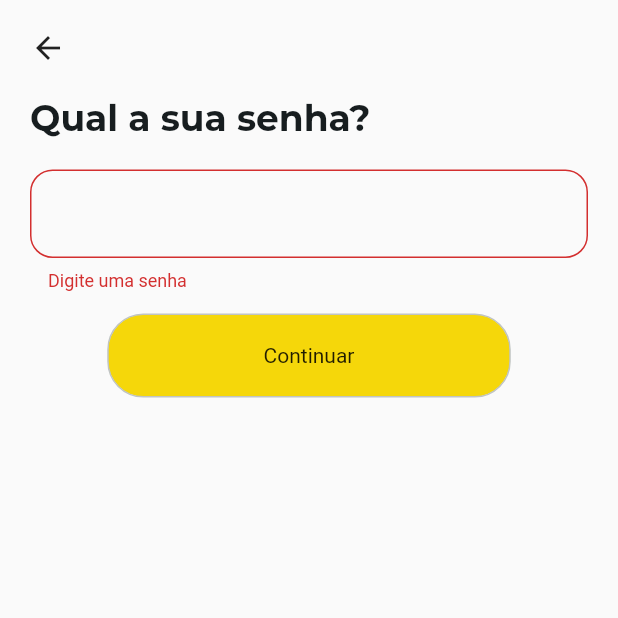
After one commit to Luckka/imperio_app, a Flutter app: the LoginPageStep03 screen opened by its route, after a tap on "Continuar", on a phone screen of 412 x 824 dp, the top half of it. The commit adds this screen. Run offline on Flutter 3.47's test engine with Material 2 defaults, Android fonts, the phone set to English and light mode, and no system bars; our stand-ins replace dio, flutter_mobx, flutter_modular, mobx, shared_preferences; missing offline and left inert: dart_either; accounts and stored records are empty; generated files the repository leaves out were written again.

Commit message:
feature: add login authentication, and save user to local storage

```diff
--- a/lib/app/core/shared/app_routes.dart
+++ b/lib/app/core/shared/app_routes.dart
@@ -1,4 +1,5 @@
 class AppRoutes {
-  static const loginsStep02 = "/loginsStep02";
+  static const loginStep02 = "/loginStep02";
+  static const loginStep03 = '/loginStep03';
   static const home = "/home";
 }
--- a/lib/app/modules/login/external/login_datasource_impl.dart
+++ b/lib/app/modules/login/external/login_datasource_impl.dart
@@ -19,6 +19,8 @@ class LoginDatasourceImpl implements LoginDatasource {
       var response =
           await dio.post("https://6569cc7dde53105b0dd7af5c.mockapi.io/login");
 
+      print(response.data);
+
       return Right(LoginMapper.fromMap(response.data));
     } catch (e, s) {
       return Left(LoginException(message: message, strackTrace: s));
--- /dev/null
+++ b/lib/app/modules/login/presenter/pages/login_page_step03.dart
@@ -0,0 +1,73 @@
+import 'package:flutter/material.dart';
+import 'package:flutter_mobx/flutter_mobx.dart';
+import 'package:flutter_modular/flutter_modular.dart';
+import 'package:imperio/app/core/shared/app_routes.dart';
+import 'package:imperio/app/core/theme/app_colors.dart';
+import 'package:imperio/app/core/theme/app_text_styles.dart';
+import 'package:imperio/app/modules/login/domain/usecase/login_usecase.dart';
+import 'package:imperio/app/modules/login/presenter/widgets/bottom_widget.dart';
+
+import '../store/login_mobx.dart';
+
+class LoginPageStep03 extends StatelessWidget {
+  const LoginPageStep03({super.key});
+
+  @override
+  Widget build(BuildContext context) {
+    final loginMobx = LoginMobx(loginUsecase: Modular.get<LoginUsecase>());
+
+    return Scaffold(
+      body: SafeArea(
+        child: Padding(
+          padding: const EdgeInsets.all(20.0),
+          child: Form(
+            key: loginMobx.formKeyPassword,
+            child: Column(
+              mainAxisAlignment: MainAxisAlignment.start,
+              crossAxisAlignment: CrossAxisAlignment.start,
+              children: [
+                Icon(Icons.arrow_back),
+                SizedBox(height: 20),
+                Text(
+                  "Qual a sua senha?",
+                  style: AppTextStyles.titleMediumMontserrat.copyWith(
+                    color: AppColors.blackText,
+                    fontWeight: FontWeight.bold,
+                  ),
+                ),
+                SizedBox(height: 20),
+                TextFormField(
+                  validator: (value) {
+                    if (value!.isEmpty) {
+                      return 'Digite uma senha';
+                    }
+                    return null;
+                  },
+                  onChanged: loginMobx.setPassword,
+                  decoration: InputDecoration(
+                      border: OutlineInputBorder(
+                          borderRadius: BorderRadius.circular(15))),
+                ),
+                SizedBox(height: 15),
+                Center(child: Observer(
+                  builder: (context) {
+                    return loginMobx.isLogin
+                        ? const Center(child: CircularProgressIndicator())
+                        : ElevatedButtonWidget(
+                            label: Text("Continuar"),
+                            onPressed: () async {
+                              loginMobx.submitPassword();
+                            },
+                            width: 269,
+                            backgroundColor: AppColors.yellow,
+                          );
+                  },
+                ))
+              ],
+            ),
+          ),
+        ),
+      ),
+    );
+  }
+}
--- a/pubspec.yaml
+++ b/pubspec.yaml
@@ -40,6 +40,7 @@ dependencies:
   dart_either: ^1.0.0
   flutter_mobx: ^2.2.0
   mobx:
+  shared_preferences:
 
 
 dev_dependencies:
```
Also changed, not shown: lib/app/core/shared/services/prefs_service.dart (added, +30 -0 lines), lib/app/modules/login/login_module.dart (+14 -2 lines), lib/app/modules/login/presenter/pages/login_page_step01.dart (+1 -11 lines), lib/app/modules/login/presenter/pages/login_page_step02.dart (+24 -10 lines), lib/app/modules/login/presenter/store/login_mobx.dart (+53 -6 lines), 1 other file.
